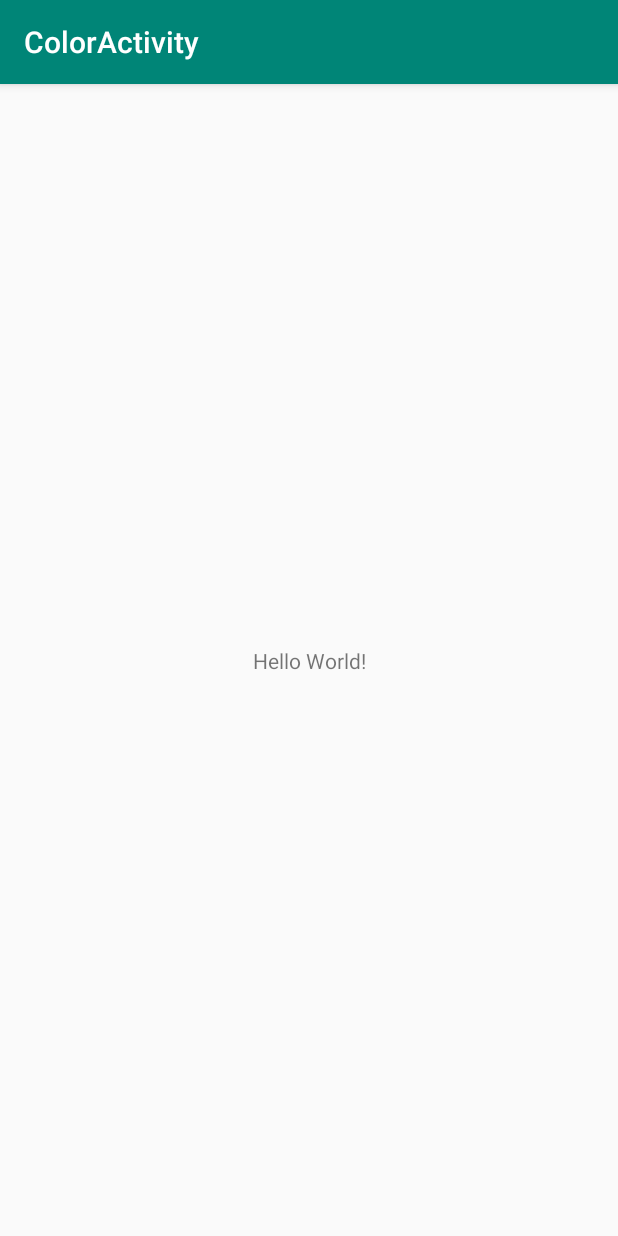
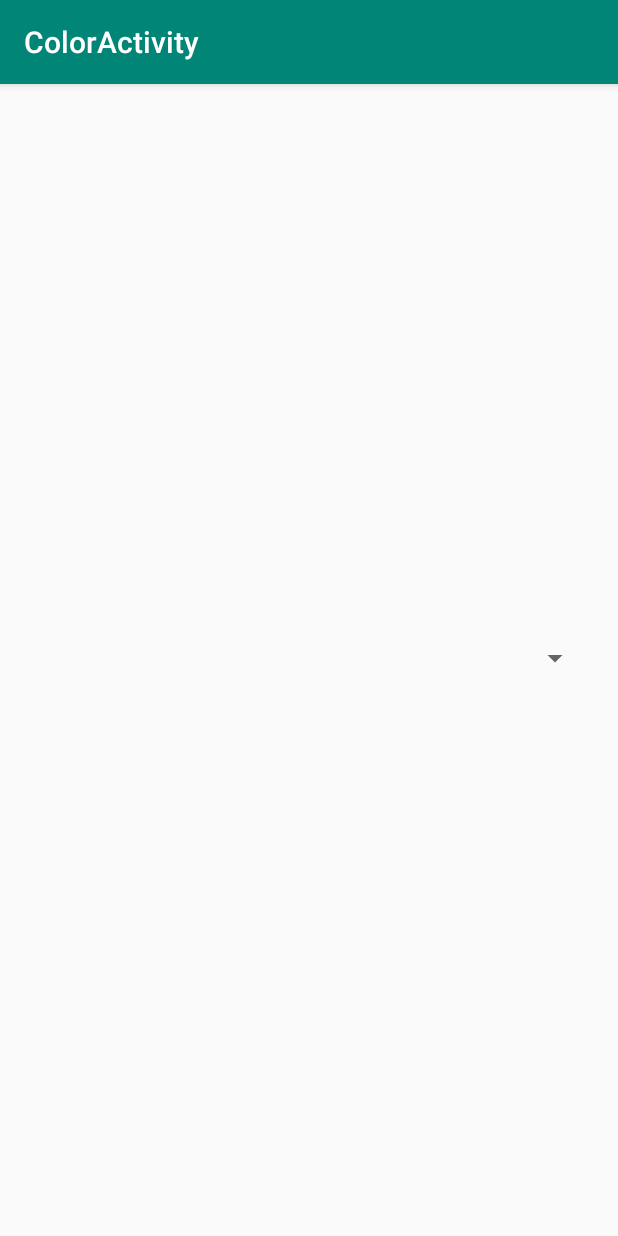
Before and after one commit to trushpatel97/ColorActivityPt4, an Android app: the screen it shows after launch (ColorActivity), on a phone screen of 412 x 824 dp. Run offline under Robolectric (Android 15) with nearby library versions, the phone set to English and light mode, and no system bars.

Commit message:
Added a method within colorAdapter to allow us to get the dropDownView for a spinner. Also created a constuctor that iwll allow us to use an ArrayList for the custom adapter. Also created another class called DataHolder which will get the ColorID and the name of the color.

```diff
--- a/app/src/main/java/edu/temple/coloractivity/ColorActivity.java
+++ b/app/src/main/java/edu/temple/coloractivity/ColorActivity.java
@@ -3,6 +3,9 @@ package edu.temple.coloractivity;
 import androidx.appcompat.app.AppCompatActivity;
 
 import android.os.Bundle;
+import android.widget.Spinner;
+
+import java.util.ArrayList;
 
 public class ColorActivity extends AppCompatActivity {
 
@@ -10,5 +13,10 @@ public class ColorActivity extends AppCompatActivity {
     protected void onCreate(Bundle savedInstanceState) {
         super.onCreate(savedInstanceState);
         setContentView(R.layout.activity_main);
+
+        Spinner spinner = findViewById(R.id.spinner);
+        ArrayList<DataHolder> arrayList = new ArrayList<>();
+
+
     }
 }
--- a/app/src/main/res/layout/activity_main.xml
+++ b/app/src/main/res/layout/activity_main.xml
@@ -6,13 +6,15 @@
     android:layout_height="match_parent"
     tools:context=".ColorActivity">
 
-    <TextView
-        android:layout_width="wrap_content"
-        android:layout_height="wrap_content"
-        android:text="Hello World!"
+
+    <Spinner
+        android:id="@+id/spinner"
+        android:layout_width="382dp"
+        android:layout_height="47dp"
         app:layout_constraintBottom_toBottomOf="parent"
-        app:layout_constraintLeft_toLeftOf="parent"
-        app:layout_constraintRight_toRightOf="parent"
-        app:layout_constraintTop_toTopOf="parent" />
-
+        app:layout_constraintEnd_toEndOf="parent"
+        app:layout_constraintHorizontal_bias="0.392"
+        app:layout_constraintStart_toStartOf="parent"
+        app:layout_constraintTop_toTopOf="parent"
+        app:layout_constraintVertical_bias="0.499" />
 </androidx.constraintlayout.widget.ConstraintLayout>
```
Also changed, not shown: app/src/main/java/edu/temple/coloractivity/ColorAdapter.java (+10 -0 lines), app/src/main/java/edu/temple/coloractivity/DataHolder.java (added, +10 -0 lines).
